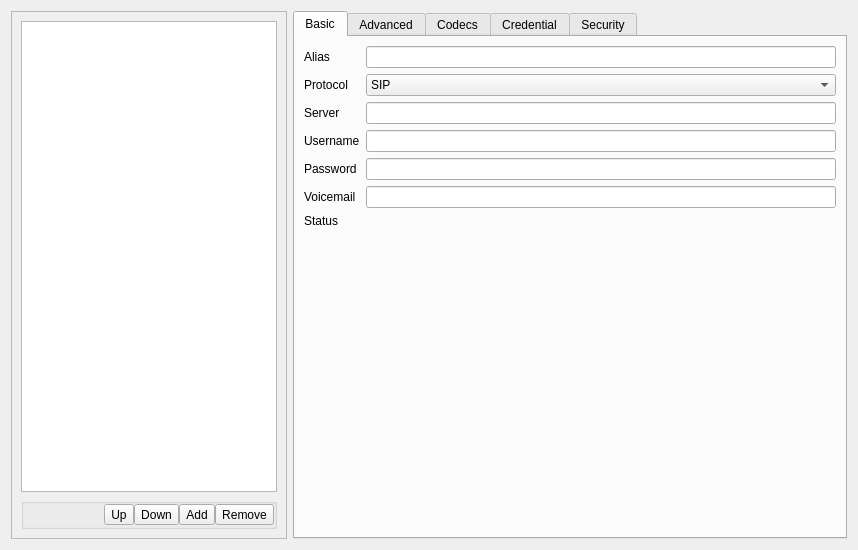
Qt form src/conf/dlgaccountsbase.ui (KDE/ring-kde) before a commit.
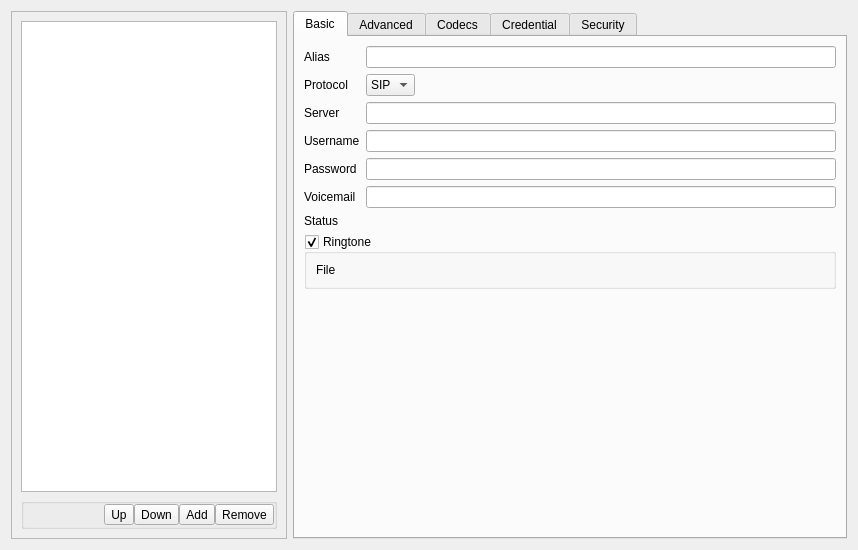
The same form after that commit. Custom widgets are drawn as their Qt base class.

Commit message: [ #11963 ] Move ringtone to account

Patch:
```diff
--- a/src/conf/dlgaccountsbase.ui
+++ b/src/conf/dlgaccountsbase.ui
@@ -240,6 +240,9 @@
           <string>Basic</string>
          </attribute>
          <layout class="QFormLayout" name="formLayout">
+          <property name="fieldGrowthPolicy">
+           <enum>QFormLayout::ExpandingFieldsGrow</enum>
+          </property>
           <item row="0" column="0">
            <widget class="QLabel" name="label1_alias">
             <property name="text">
@@ -379,6 +382,32 @@
             </property>
            </widget>
           </item>
+          <item row="7" column="0" colspan="2">
+           <widget class="QGroupBox" name="m_pEnableRingtoneGB">
+            <property name="title">
+             <string>Ringtone</string>
+            </property>
+            <property name="checkable">
+             <bool>true</bool>
+            </property>
+            <layout class="QFormLayout" name="formLayout_2">
+             <item row="0" column="1">
+              <widget class="KUrlRequester" name="m_pRingTonePath">
+               <property name="filter">
+                <string notr="true">*.ul *.au *.wav</string>
+               </property>
+              </widget>
+             </item>
+             <item row="0" column="0">
+              <widget class="QLabel" name="label">
+               <property name="text">
+                <string>File</string>
+               </property>
+              </widget>
+             </item>
+            </layout>
+           </widget>
+          </item>
          </layout>
         </widget>
         <widget class="QWidget" name="tab_advanced">
```
The commit also changes 5 other files.
